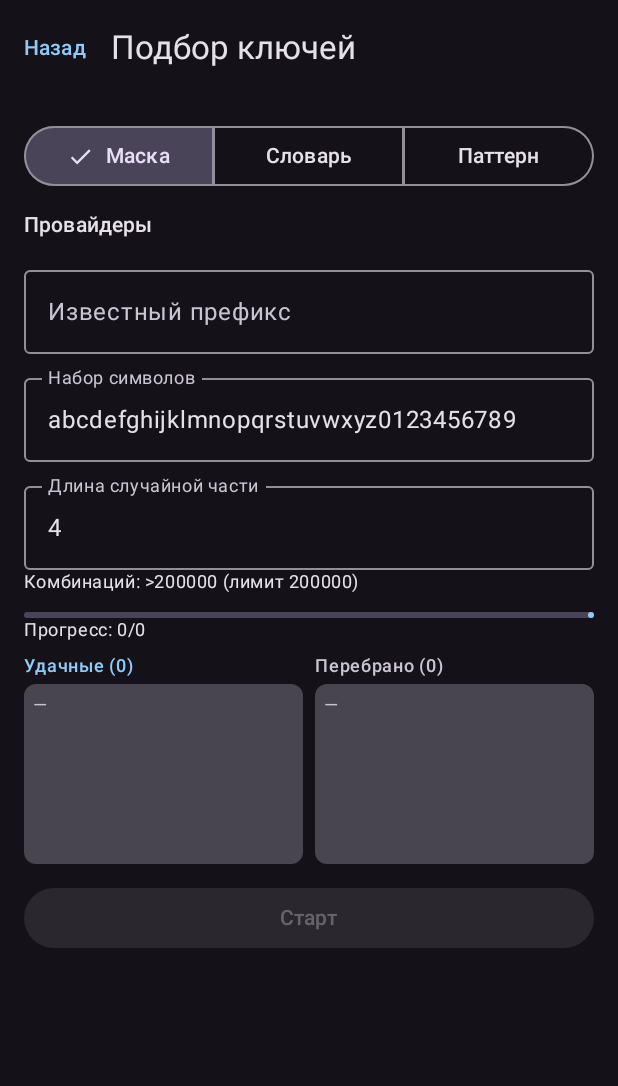
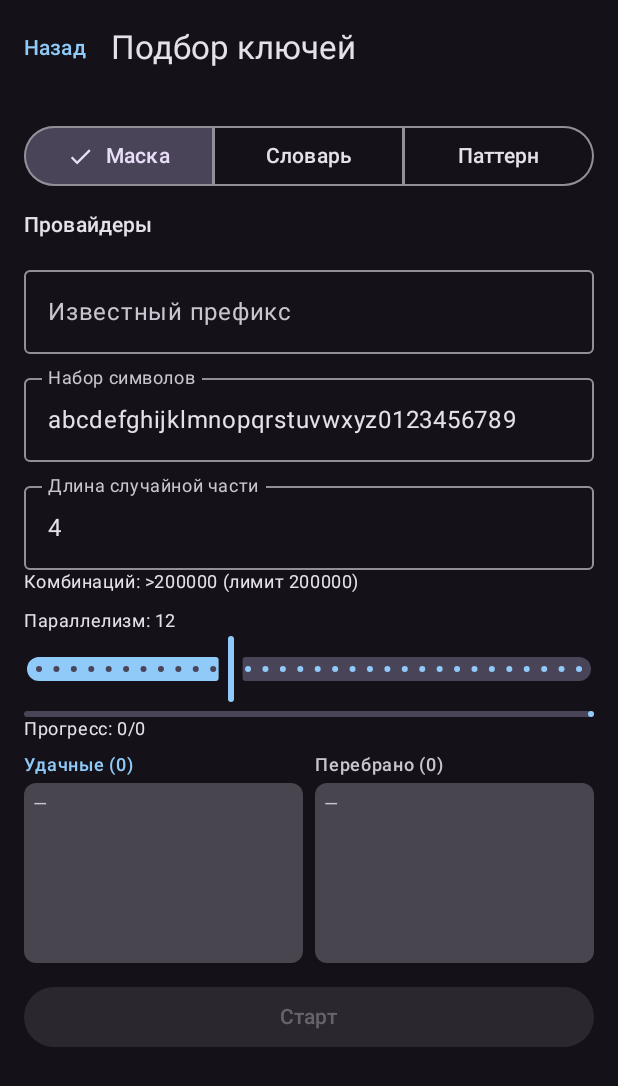
Before and after one commit to omEZZka/apikey-parser, an Android app built with Jetpack Compose: the BruteForceScreen screen opened through its navigation route, on a phone screen of 412 x 824 dp. Shown: the top 1086 px of the screen. Run offline under Robolectric (Android 15) with nearby library versions, the phone set to English and light mode, and no system bars; pictures from the network do not load; 3 statements that could not run were skipped.

Commit message:
speed up: keepalive, cache, adaptive concurrency

```diff
--- a/app/src/main/java/com/apikey/parser/data/model/Models.kt
+++ b/app/src/main/java/com/apikey/parser/data/model/Models.kt
@@ -38,6 +38,6 @@ data class AppState(
     val themeIndex: Int = 0,
     val language: String = "ru",
     val balanceThreshold: Double = 1.0,
-    val concurrency: Int = 4,
+    val concurrency: Int = 12,
     val autoRefreshMinutes: Int = 30
 )
--- a/app/src/main/java/com/apikey/parser/ui/screens/BruteForceScreen.kt
+++ b/app/src/main/java/com/apikey/parser/ui/screens/BruteForceScreen.kt
@@ -66,44 +66,38 @@ fun BruteForceScreen(vm: AppViewModel, onBack: () -> Unit) {
                     }
                 }
             }
-            Spacer(Modifier.height(12.dp))
+            Spacer(Modifier.height(10.dp))
+            Text("Параллелизм: ${state.concurrency}", style = MaterialTheme.typography.bodySmall)
+            Slider(value = state.concurrency.toFloat(), onValueChange = { vm.setConcurrency(it.toInt()) }, valueRange = 1f..32f, steps = 30)
+            Spacer(Modifier.height(4.dp))
             LinearProgressIndicator(progress = if (progress.second > 0) progress.first.toFloat() / progress.second else 0f, modifier = Modifier.fillMaxWidth())
             Text("Прогресс: ${progress.first}/${progress.second}  $current", style = MaterialTheme.typography.bodySmall)
             Spacer(Modifier.height(8.dp))
             Row(horizontalArrangement = Arrangement.spacedBy(8.dp), modifier = Modifier.fillMaxWidth()) {
-                OutputColumn(
-                    title = "Удачные (${found.size})",
-                    items = found,
-                    color = MaterialTheme.colorScheme.primary,
-                    modifier = Modifier.weight(1f)
-                )
-                OutputColumn(
-                    title = "Перебрано (${attempts.size})",
-                    items = attempts,
-                    color = MaterialTheme.colorScheme.onSurfaceVariant,
-                    modifier = Modifier.weight(1f)
-                )
+                OutputColumn("Удачные (${found.size})", found, MaterialTheme.colorScheme.primary, Modifier.weight(1f))
+                OutputColumn("Перебрано (${progress.first})", attempts, MaterialTheme.colorScheme.onSurfaceVariant, Modifier.weight(1f))
             }
             Spacer(Modifier.height(12.dp))
             Button(
                 enabled = !running && selected.isNotEmpty(),
                 onClick = {
                     running = true; found = emptyList(); attempts = emptyList(); progress = 0 to 0
+                    val attemptCb: (String) -> Unit = { k -> attempts = (attempts + k).takeLast(120) }
                     when (mode) {
                         0 -> vm.bruteForce(selected.toList(), charset, length.toIntOrNull() ?: 4, prefix,
                             onFound = { k, _ -> found = found + k },
                             onProgress = { a, b, n -> progress = a to b; current = n },
-                            onAttempt = { k -> attempts = (attempts + k).takeLast(200) },
+                            onAttempt = attemptCb,
                             onDone = { running = false })
                         1 -> vm.testCandidates(selected.toList(), dict.lines().map { it.trim() }.filter { it.isNotBlank() },
                             onFound = { k, _ -> found = found + k },
                             onProgress = { a, b, n -> progress = a to b; current = n },
-                            onAttempt = { k -> attempts = (attempts + k).takeLast(200) },
+                            onAttempt = attemptCb,
                             onDone = { running = false })
                         else -> vm.bruteForcePattern(selected.toList(),
                             onFound = { k, _ -> found = found + k },
                             onProgress = { a, b, n -> progress = a to b; current = n },
-                            onAttempt = { k -> attempts = (attempts + k).takeLast(200) },
+                            onAttempt = attemptCb,
                             onDone = { running = false })
                     }
                 },
```
Also changed, not shown: app/src/main/java/com/apikey/parser/data/net/Api.kt (+55 -34 lines), app/src/main/java/com/apikey/parser/vm/AppViewModel.kt (+11 -7 lines).
